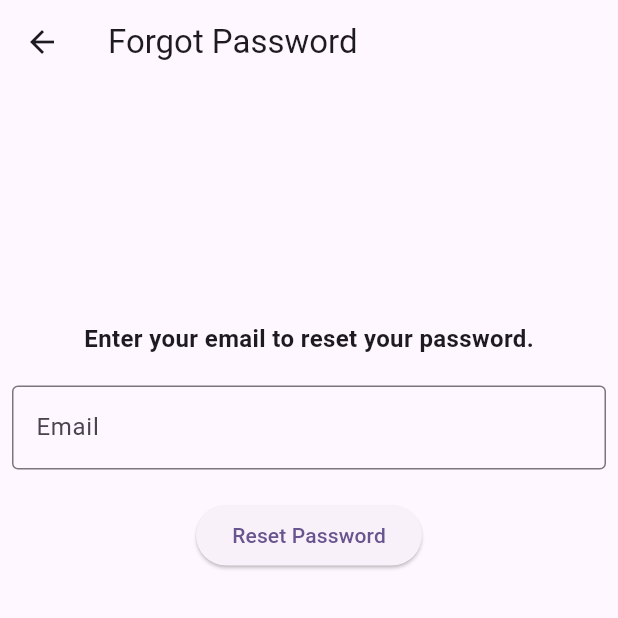
After one commit to HEMDAN21ANJAN/buscond, a Flutter app: the LoginScreen1 screen opened directly, after a tap on "Forgot Password?", on a phone screen of 412 x 824 dp, the top half of it. The commit adds this screen. Run offline on Flutter 3.47's test engine with Material 2 defaults, Android fonts, the phone set to English and light mode, and no system bars; our stand-ins replace cloud_firestore, firebase_auth, firebase_core; missing offline and left inert: dart:ffi; accounts and stored records are empty; network calls fail.

Commit message:
forgot password , database 'users' created with user's phone number as doc id

```diff
--- /dev/null
+++ b/lib/screens/forgootpassword.dart
@@ -0,0 +1,78 @@
+import 'package:firebase_auth/firebase_auth.dart';
+import 'package:flutter/material.dart';
+
+class ForgotPasswordScreen extends StatelessWidget {
+  final _emailController = TextEditingController();
+
+  void _showSnackBar(BuildContext context, String message) {
+    ScaffoldMessenger.of(context).showSnackBar(
+      SnackBar(content: Text(message)),
+    );
+  }
+
+  Future<void> _resetPassword(BuildContext context) async {
+    final email = _emailController.text.trim();
+    try {
+      // Check if email exists
+      final methods =
+          await FirebaseAuth.instance.fetchSignInMethodsForEmail(email);
+      if (methods.isEmpty) {
+        _showSnackBar(context, 'Email does not exist');
+        return;
+      }
+
+      // Send password reset email
+      await FirebaseAuth.instance.sendPasswordResetEmail(email: email);
+
+      // Display success message or navigate to a success screen
+      _showSnackBar(context, 'Password reset email sent');
+    } catch (error) {
+      print('Error: $error');
+      _showSnackBar(context, 'An error occurred. Please try again.');
+    }
+  }
+
+  @override
+  Widget build(BuildContext context) {
+    return Scaffold(
+      appBar: AppBar(
+        title: Text('Forgot Password'),
+      ),
+      body: SafeArea(
+        child: Padding(
+          padding: const EdgeInsets.all(8.0),
+          child: Column(
+            children: [
+              const SizedBox(
+                height: 150,
+              ),
+              Text(
+                'Enter your email to reset your password.',
+                style: TextStyle(
+                  fontSize: 16,
+                  fontWeight: FontWeight.bold,
+                ),
+              ),
+              const SizedBox(
+                height: 20,
+              ),
+              TextFormField(
+                controller: _emailController,
+                keyboardType: TextInputType.emailAddress,
+                decoration: const InputDecoration(
+                  labelText: 'Email',
+                  border: OutlineInputBorder(),
+                ),
+              ),
+              const SizedBox(height: 20),
+              ElevatedButton(
+                onPressed: () => _resetPassword(context),
+                child: const Text('Reset Password'),
+              ),
+            ],
+          ),
+        ),
+      ),
+    );
+  }
+}
--- a/lib/screens/login_passenger.dart
+++ b/lib/screens/login_passenger.dart
@@ -1,5 +1,5 @@
-//import 'dart:html';
-
+import 'package:busti007/screens/forgootpassword.dart';
+import 'package:busti007/screens/homescreen.dart';
 import 'package:busti007/screens/signup_passenger.dart';
 import 'package:busti007/screens/welcome.dart';
 import 'package:firebase_auth/firebase_auth.dart';
@@ -12,13 +12,20 @@ class LoginScreen1 extends StatelessWidget {
   final _emailController = TextEditingController();
   final _passwordController = TextEditingController();
 
+  void _showSnackBar(BuildContext context, String message) {
+    ScaffoldMessenger.of(context).showSnackBar(
+      SnackBar(content: Text(message)),
+    );
+  }
+
   @override
   Widget build(BuildContext context) {
     return Scaffold(
       body: SafeArea(
         child: Padding(
           padding: const EdgeInsets.all(8.0),
-          child: Column(children: [
+          child: Column(
+            children: [
               const SizedBox(
                 height: 150,
               ),
@@ -29,7 +36,7 @@ final _passwordController = TextEditingController();
                   labelText: 'Email',
                   border: OutlineInputBorder(),
                 ),
-            ),//text field for username
+              ), //text field for username
               const SizedBox(
                 height: 20,
               ),
@@ -40,12 +47,8 @@ final _passwordController = TextEditingController();
                   labelText: 'Password',
                   border: OutlineInputBorder(),
                 ),
-            ),//text field for password
+              ), //text field for password
               const SizedBox(height: 20),
-            const Text(
-                'Existing User? Login',
-                style: TextStyle(fontSize: 16),
-              ),
               const SizedBox(height: 10),
               GestureDetector(
                 onTap: () {
@@ -73,22 +76,49 @@ final _passwordController = TextEditingController();
                   ),
                 ),
               ),
-            ElevatedButton.icon(onPressed: () {
-              FirebaseAuth.instance.signInWithEmailAndPassword(email: _emailController.text, password: _passwordController.text).then((value) {
-                Navigator.push(context,
-               MaterialPageRoute(builder: (context) => WelcomeScreen()));
+              const SizedBox(height: 10),
+              GestureDetector(
+                onTap: () {
+                  // Navigate to forgot password page
+                  Navigator.push(
+                    context,
+                    MaterialPageRoute(
+                      builder: (context) => ForgotPasswordScreen(),
+                    ),
+                  );
+                },
+                child: Text(
+                  'Forgot Password?',
+                  style: TextStyle(
+                    color: Colors.blue,
+                    fontWeight: FontWeight.bold,
+                  ),
+                ),
+              ),
+              const SizedBox(height: 10),
+              ElevatedButton.icon(
+                onPressed: () {
+                  FirebaseAuth.instance
+                      .signInWithEmailAndPassword(
+                          email: _emailController.text,
+                          password: _passwordController.text)
+                      .then((value) {
+                    Navigator.push(
+                      context,
+                      MaterialPageRoute(builder: (context) => HomePage()),
+                    );
                   }).onError((error, stackTrace) {
+                    _showSnackBar(context, 'Password do not match.');
                     print("Error ${error.toString()}");
                   });
-
                 },
                 icon: const Icon(Icons.check),
-            label: const Text('Login'))
-
-          ]),
+                label: const Text('Login'),
+              ),
+            ],
+          ),
         ),
       ),
     );
   }
-
 }
```
Also changed, not shown: lib/screens/homescreen.dart (added, +41 -0 lines), lib/screens/signup_passenger.dart (+26 -13 lines). Lines whose indentation alone changed are shown as unchanged.
